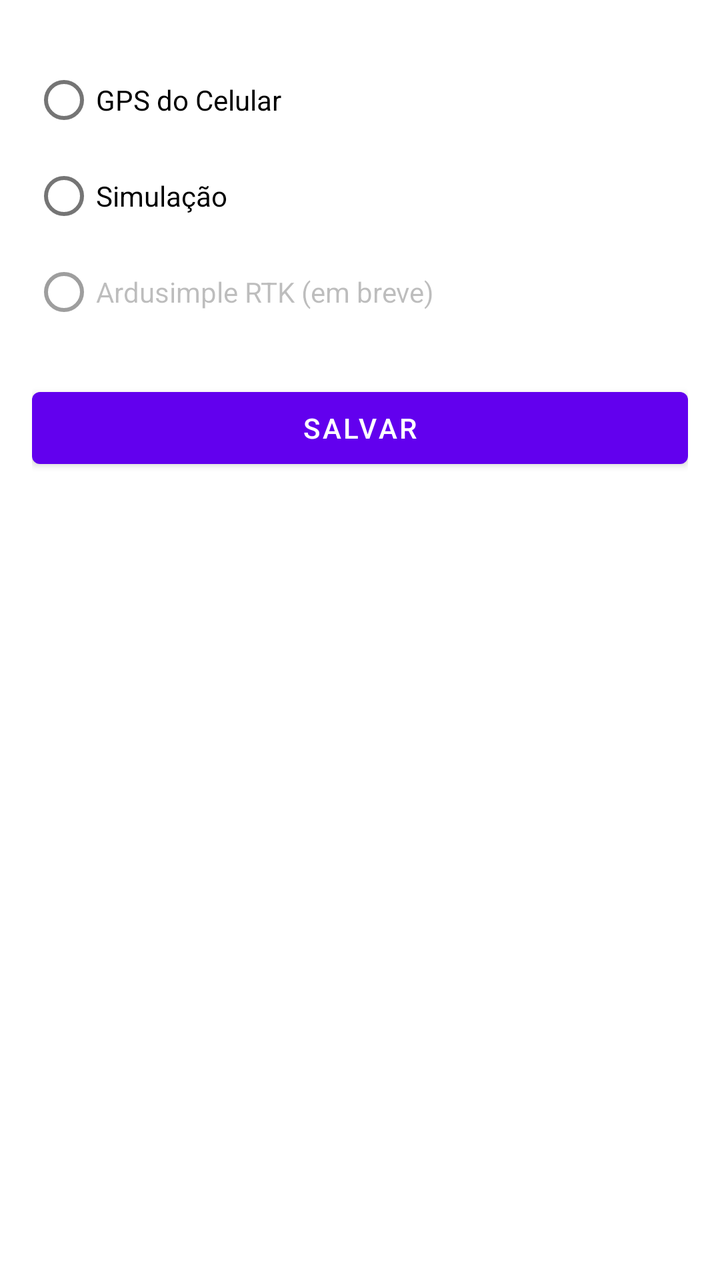
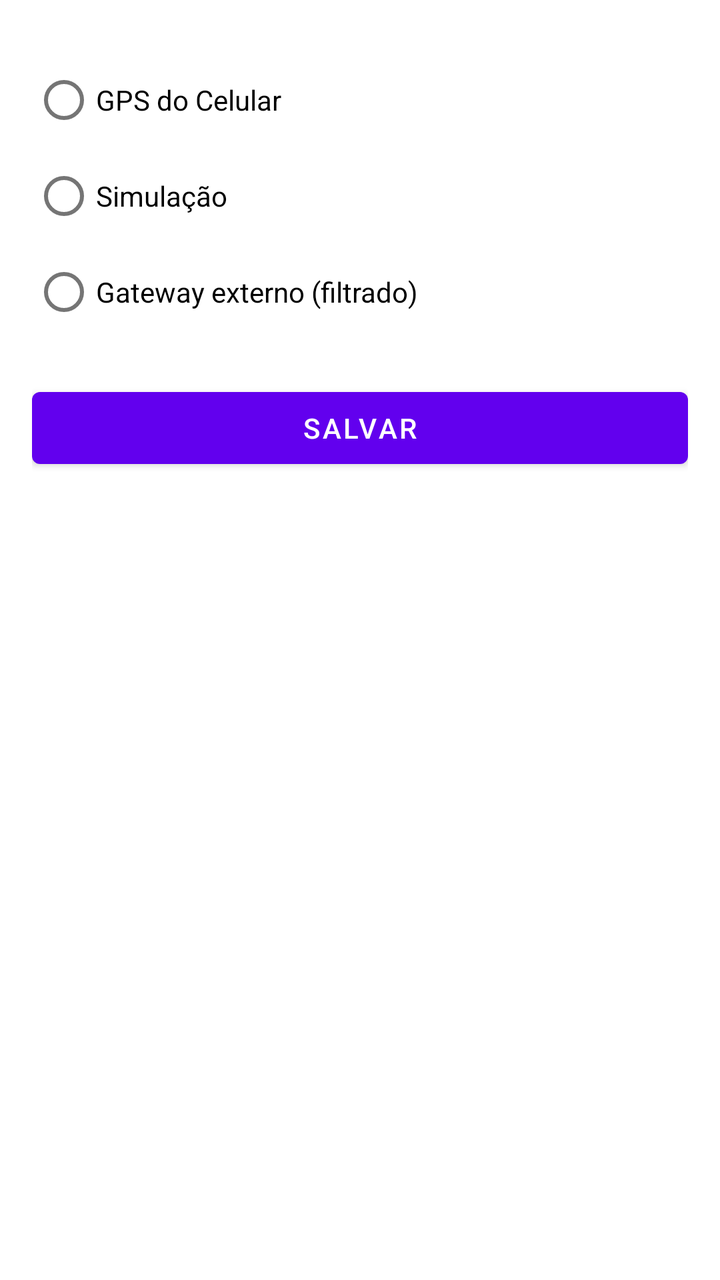

Two renders of the same Android screen: before a commit and after it. Below are the layout's source before the change and the commit's diff.
<!-- AndroidManifest.xml: application theme Theme.MonitorAgricola -->
<!-- res/layout/activity_settings.xml -->
<?xml version="1.0" encoding="utf-8"?>
<ScrollView xmlns:android="http://schemas.android.com/apk/res/android"
    android:layout_width="match_parent"
    android:layout_height="match_parent"
    android:padding="16dp">

    <LinearLayout
        android:layout_width="match_parent"
        android:layout_height="wrap_content"
        android:orientation="vertical">

        <RadioGroup
            android:id="@+id/rgFonte"
            android:layout_width="wrap_content"
            android:layout_height="wrap_content"
            android:orientation="vertical"
            android:layout_marginTop="10dp">

            <RadioButton
                android:id="@+id/rbGps"
                android:layout_width="wrap_content"
                android:layout_height="wrap_content"
                android:text="GPS do Celular" />

            <RadioButton
                android:id="@+id/rbSimulador"
                android:layout_width="wrap_content"
                android:layout_height="wrap_content"
                android:text="Simulação" />

            <RadioButton
                android:id="@+id/rbRtk"
                android:layout_width="wrap_content"
                android:layout_height="wrap_content"
                android:text="Ardusimple RTK (em breve)"
                android:enabled="false" />

        </RadioGroup>

        <Button
            android:id="@+id/btnSalvar"
            android:layout_width="match_parent"
            android:layout_height="wrap_content"
            android:text="Salvar"
            android:layout_marginTop="20dp" />

    </LinearLayout>

</ScrollView>
<!-- resources referenced by this layout -->
<resources>
  <style name="Theme.MonitorAgricola" parent="Theme.MaterialComponents.Light.NoActionBar">
          
          <item name="colorPrimary">@color/purple_500</item>
          <item name="colorPrimaryVariant">@color/purple_700</item>
          <item name="colorOnPrimary">@color/white</item>
          <item name="colorSecondary">@color/teal_200</item>
          <item name="colorSecondaryVariant">@color/teal_700</item>
          <item name="colorOnSecondary">@color/black</item>
          <item name="android:windowTranslucentNavigation">false</item>
      </style>
  <color name="purple_500">#FF6200EE</color>
  <color name="purple_700">#FF3700B3</color>
  <color name="white">#FFFFFFFF</color>
  <color name="teal_200">#FF03DAC5</color>
  <color name="teal_700">#FF018786</color>
  <color name="black">#FF000000</color>
</resources>

<!-- the commit's change to res/layout/activity_settings.xml (unified diff, before → after) -->
@@ -32,8 +32,7 @@
                 android:id="@+id/rbRtk"
                 android:layout_width="wrap_content"
                 android:layout_height="wrap_content"
-                android:text="Ardusimple RTK (em breve)"
-                android:enabled="false" />
+                android:text="@string/settings_source_gateway" />
 
         </RadioGroup>
 
<!-- resource entries referenced after the edit -->
@@ -1,5 +1,6 @@
 <!-- resources referenced by this layout -->
 <resources>
+  <string name="settings_source_gateway">Gateway externo (filtrado)</string>
   <style name="Theme.MonitorAgricola" parent="Theme.MaterialComponents.Light.NoActionBar">
           
           <item name="colorPrimary">@color/purple_500</item>
